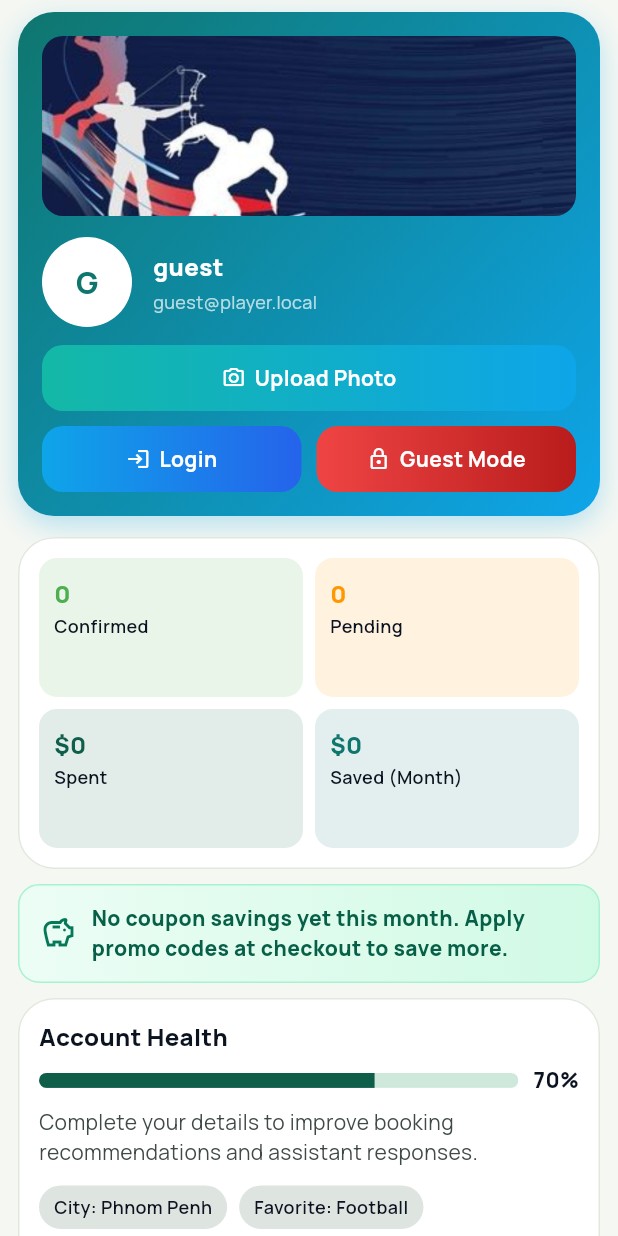
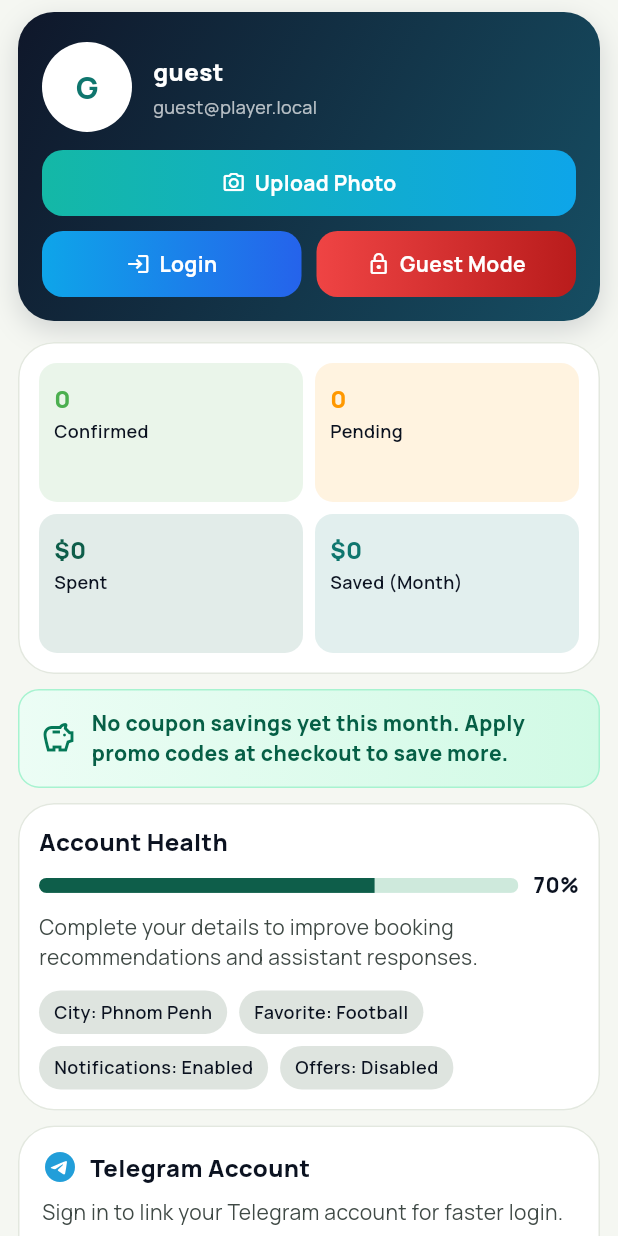
Before and after one commit to ChhunSokvisothh/e-booking-sport-system, a Flutter app: the ProfileScreen widget shown alone on an empty page, opened directly, on a phone screen of 412 x 824 dp. Run offline on Flutter 3.47's test engine with Material 3 defaults, Android fonts, the phone set to English and light mode, and no system bars; our stand-ins replace flutter_map, flutter_riverpod, google_fonts, image_picker, latlong2, pdf and 3 more; missing offline and left inert: dart:html, mobile_scanner; accounts and stored records are empty; network calls fail.

Commit message:
Remove static profile banner and simplify account identity card

```diff
--- a/lib/features/auth/profile_screen.dart
+++ b/lib/features/auth/profile_screen.dart
@@ -367,12 +367,12 @@ class _ProfileScreenState extends ConsumerState<ProfileScreen> {
             gradient: const LinearGradient(
               begin: Alignment.topLeft,
               end: Alignment.bottomRight,
-              colors: [Color(0xFF0F766E), Color(0xFF0EA5E9)],
+              colors: [Color(0xFF0F172A), Color(0xFF164E63)],
             ),
             borderRadius: BorderRadius.circular(24),
             boxShadow: [
               BoxShadow(
-                color: const Color(0xFF0EA5E9).withValues(alpha: 0.28),
+                color: const Color(0xFF0F172A).withValues(alpha: 0.16),
                 blurRadius: 16,
                 offset: const Offset(0, 6),
               ),
@@ -380,18 +380,7 @@ class _ProfileScreenState extends ConsumerState<ProfileScreen> {
           ),
           child: Column(
             children: [
-              ClipRRect(
-                borderRadius: BorderRadius.circular(14),
-                child: _AssetOrNetworkImage(
-                  assetPath: 'assets/images/sports/profile_banner.jpg',
-                  fallbackImageUrl:
-                      'https://images.unsplash.com/photo-1517649763962-0c623066013b?auto=format&fit=crop&w=1200&q=80',
-                  height: 120,
-                  width: double.infinity,
-                  fit: BoxFit.cover,
-                ),
-              ),
-              const SizedBox(height: 14),
+              const SizedBox(height: 4),
               Row(
                 children: [
                   CircleAvatar(
```
